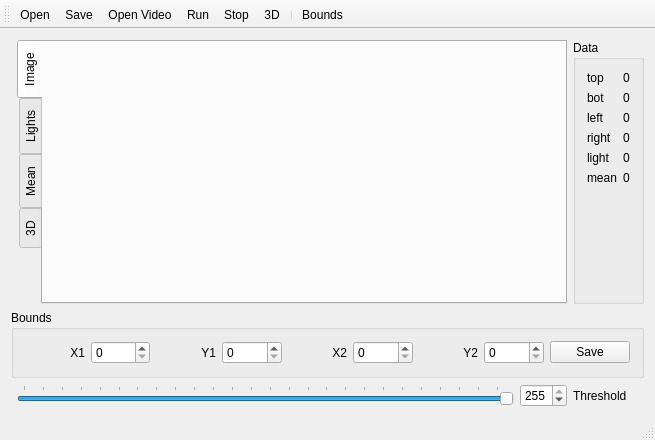
Old version of the form mainwindow.ui in the repository Abbath/R.
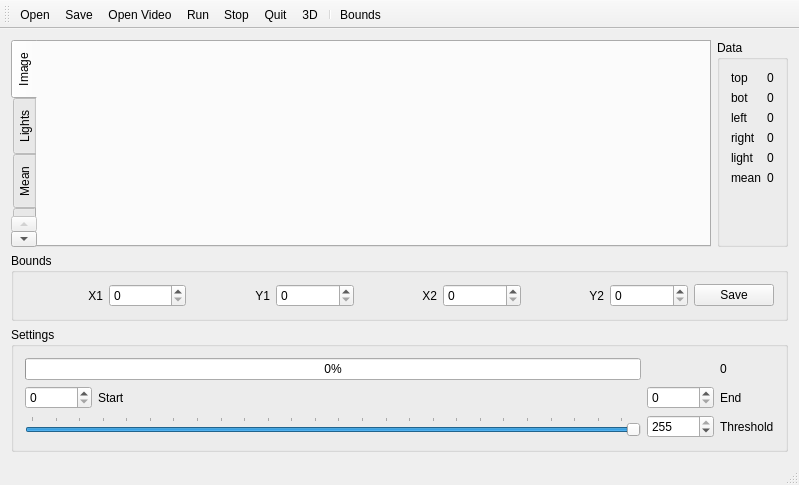
New version of the form. Custom widgets are drawn as their Qt base class.

Commit message: Progress bar. Range. Time info.

The edit to the form file:
```diff
--- a/mainwindow.ui
+++ b/mainwindow.ui
@@ -6,8 +6,8 @@
    <rect>
     <x>0</x>
     <y>0</y>
-    <width>655</width>
-    <height>440</height>
+    <width>799</width>
+    <height>485</height>
    </rect>
   </property>
   <property name="sizePolicy">
@@ -21,133 +21,13 @@
   </property>
   <widget class="QWidget" name="centralWidget">
    <layout class="QGridLayout" name="gridLayout">
-    <item row="2" column="1">
-     <widget class="QSlider" name="horizontalSlider">
-      <property name="maximum">
-       <number>255</number>
-      </property>
-      <property name="value">
-       <number>255</number>
-      </property>
-      <property name="orientation">
-       <enum>Qt::Horizontal</enum>
-      </property>
-      <property name="invertedAppearance">
-       <bool>false</bool>
-      </property>
-      <property name="invertedControls">
-       <bool>false</bool>
-      </property>
-      <property name="tickPosition">
-       <enum>QSlider::TicksAbove</enum>
-      </property>
-      <property name="tickInterval">
-       <number>10</number>
-      </property>
-     </widget>
-    </item>
-    <item row="2" column="2">
-     <widget class="QSpinBox" name="spinBox">
-      <property name="maximum">
-       <number>255</number>
-      </property>
-      <property name="value">
-       <number>255</number>
-      </property>
-     </widget>
-    </item>
-    <item row="1" column="0" colspan="4">
-     <widget class="QGroupBox" name="groupBox">
-      <property name="sizePolicy">
-       <sizepolicy hsizetype="Preferred" vsizetype="Maximum">
-        <horstretch>0</horstretch>
-        <verstretch>0</verstretch>
-       </sizepolicy>
-      </property>
-      <property name="title">
-       <string>Bounds</string>
-      </property>
-      <layout class="QHBoxLayout" name="horizontalLayout_2">
-       <item>
-        <widget class="QLabel" name="label">
-         <property name="text">
-          <string>X1</string>
-         </property>
-         <property name="alignment">
-          <set>Qt::AlignRight|Qt::AlignTrailing|Qt::AlignVCenter</set>
-         </property>
-        </widget>
-       </item>
-       <item>
-        <widget class="QSpinBox" name="spinBox_X1"/>
-       </item>
-       <item>
-        <widget class="QLabel" name="label_2">
-         <property name="text">
-          <string>Y1</string>
-         </property>
-         <property name="alignment">
-          <set>Qt::AlignRight|Qt::AlignTrailing|Qt::AlignVCenter</set>
-         </property>
-        </widget>
-       </item>
-       <item>
-        <widget class="QSpinBox" name="spinBox_Y1"/>
-       </item>
-       <item>
-        <widget class="QLabel" name="label_3">
-         <property name="text">
-          <string>X2</string>
-         </property>
-         <property name="alignment">
-          <set>Qt::AlignRight|Qt::AlignTrailing|Qt::AlignVCenter</set>
-         </property>
-        </widget>
-       </item>
-       <item>
-        <widget class="QSpinBox" name="spinBox_X2"/>
-       </item>
-       <item>
-        <widget class="QLabel" name="label_4">
-         <property name="text">
-          <string>Y2</string>
-         </property>
-         <property name="alignment">
-          <set>Qt::AlignRight|Qt::AlignTrailing|Qt::AlignVCenter</set>
-         </property>
-        </widget>
-       </item>
-       <item>
-        <widget class="QSpinBox" name="spinBox_Y2">
-         <property name="sizePolicy">
-          <sizepolicy hsizetype="Minimum" vsizetype="Fixed">
-           <horstretch>0</horstretch>
-           <verstretch>0</verstretch>
-          </sizepolicy>
-         </property>
-        </widget>
-       </item>
-       <item>
-        <widget class="QPushButton" name="pushButton">
-         <property name="text">
-          <string>Save</string>
-         </property>
-        </widget>
-       </item>
-      </layout>
-     </widget>
-    </item>
-    <item row="2" column="3">
-     <widget class="QLabel" name="label_15">
-      <property name="text">
-       <string>Threshold</string>
-      </property>
-     </widget>
-    </item>
-    <item row="0" column="1" colspan="2">
+    <item row="0" column="0">
      <widget class="QTabWidget" name="tabWidget">
+      <property name="enabled">
+       <bool>true</bool>
+      </property>
       <property name="sizePolicy">
-       <sizepolicy hsizetype="Expanding" vsizetype="Expanding">
+       <sizepolicy hsizetype="Minimum" vsizetype="Expanding">
         <horstretch>0</horstretch>
         <verstretch>0</verstretch>
        </sizepolicy>
@@ -200,10 +80,10 @@
       </widget>
      </widget>
     </item>
-    <item row="0" column="3">
+    <item row="0" column="1">
      <widget class="QGroupBox" name="groupBox_2">
       <property name="sizePolicy">
-       <sizepolicy hsizetype="Fixed" vsizetype="Preferred">
+       <sizepolicy hsizetype="Maximum" vsizetype="Preferred">
         <horstretch>0</horstretch>
         <verstretch>0</verstretch>
        </sizepolicy>
@@ -275,13 +155,6 @@
          </property>
         </widget>
        </item>
-       <item row="4" column="1">
-        <widget class="QLabel" name="label_light">
-         <property name="text">
-          <string>0</string>
-         </property>
-        </widget>
-       </item>
        <item row="5" column="0">
         <widget class="QLabel" name="label_7">
          <property name="text">
@@ -296,6 +169,217 @@
          </property>
         </widget>
        </item>
+       <item row="4" column="1">
+        <widget class="QLabel" name="label_light">
+         <property name="text">
+          <string>0</string>
+         </property>
+        </widget>
+       </item>
+      </layout>
+     </widget>
+    </item>
+    <item row="1" column="0" colspan="2">
+     <widget class="QGroupBox" name="groupBox">
+      <property name="sizePolicy">
+       <sizepolicy hsizetype="Preferred" vsizetype="Maximum">
+        <horstretch>0</horstretch>
+        <verstretch>0</verstretch>
+       </sizepolicy>
+      </property>
+      <property name="title">
+       <string>Bounds</string>
+      </property>
+      <layout class="QHBoxLayout" name="horizontalLayout_2">
+       <item>
+        <widget class="QLabel" name="label">
+         <property name="text">
+          <string>X1</string>
+         </property>
+         <property name="alignment">
+          <set>Qt::AlignRight|Qt::AlignTrailing|Qt::AlignVCenter</set>
+         </property>
+        </widget>
+       </item>
+       <item>
+        <widget class="QSpinBox" name="spinBox_X1"/>
+       </item>
+       <item>
+        <widget class="QLabel" name="label_2">
+         <property name="text">
+          <string>Y1</string>
+         </property>
+         <property name="alignment">
+          <set>Qt::AlignRight|Qt::AlignTrailing|Qt::AlignVCenter</set>
+         </property>
+        </widget>
+       </item>
+       <item>
+        <widget class="QSpinBox" name="spinBox_Y1"/>
+       </item>
+       <item>
+        <widget class="QLabel" name="label_3">
+         <property name="text">
+          <string>X2</string>
+         </property>
+         <property name="alignment">
+          <set>Qt::AlignRight|Qt::AlignTrailing|Qt::AlignVCenter</set>
+         </property>
+        </widget>
+       </item>
+       <item>
+        <widget class="QSpinBox" name="spinBox_X2"/>
+       </item>
+       <item>
+        <widget class="QLabel" name="label_4">
+         <property name="text">
+          <string>Y2</string>
+         </property>
+         <property name="alignment">
+          <set>Qt::AlignRight|Qt::AlignTrailing|Qt::AlignVCenter</set>
+         </property>
+        </widget>
+       </item>
+       <item>
+        <widget class="QSpinBox" name="spinBox_Y2">
+         <property name="sizePolicy">
+          <sizepolicy hsizetype="Minimum" vsizetype="Fixed">
+           <horstretch>0</horstretch>
+           <verstretch>0</verstretch>
+          </sizepolicy>
+         </property>
+        </widget>
+       </item>
+       <item>
+        <widget class="QPushButton" name="pushButton">
+         <property name="text">
+          <string>Save</string>
+         </property>
+        </widget>
+       </item>
+      </layout>
+     </widget>
+    </item>
+    <item row="3" column="0" colspan="2">
+     <widget class="QGroupBox" name="groupBox_3">
+      <property name="title">
+       <string>Settings</string>
+      </property>
+      <layout class="QGridLayout" name="gridLayout_6">
+       <item row="2" column="5">
+        <widget class="QLabel" name="label_15">
+         <property name="text">
+          <string>Threshold</string>
+         </property>
+        </widget>
+       </item>
+       <item row="1" column="4">
+        <widget class="QSpinBox" name="spinBox_3">
+         <property name="sizePolicy">
+          <sizepolicy hsizetype="Maximum" vsizetype="Fixed">
+           <horstretch>0</horstretch>
+           <verstretch>0</verstretch>
+          </sizepolicy>
+         </property>
+         <property name="maximum">
+          <number>100000000</number>
+         </property>
+        </widget>
+       </item>
+       <item row="1" column="0">
+        <widget class="QSpinBox" name="spinBox_2">
+         <property name="sizePolicy">
+          <sizepolicy hsizetype="Maximum" vsizetype="Fixed">
+           <horstretch>0</horstretch>
+           <verstretch>0</verstretch>
+          </sizepolicy>
+         </property>
+         <property name="maximum">
+          <number>100000000</number>
+         </property>
+        </widget>
+       </item>
+       <item row="0" column="0" colspan="4">
+        <widget class="QProgressBar" name="progressBar">
+         <property name="value">
+          <number>0</number>
+         </property>
+        </widget>
+       </item>
+       <item row="1" column="5">
+        <widget class="QLabel" name="label_12">
+         <property name="sizePolicy">
+          <sizepolicy hsizetype="Maximum" vsizetype="Preferred">
+           <horstretch>0</horstretch>
+           <verstretch>0</verstretch>
+          </sizepolicy>
+         </property>
+         <property name="text">
+          <string>End</string>
+         </property>
+        </widget>
+       </item>
+       <item row="0" column="5">
+        <widget class="QLabel" name="label_8">
+         <property name="sizePolicy">
+          <sizepolicy hsizetype="Maximum" vsizetype="Preferred">
+           <horstretch>0</horstretch>
+           <verstretch>0</verstretch>
+          </sizepolicy>
+         </property>
+         <property name="text">
+          <string>0</string>
+         </property>
+        </widget>
+       </item>
+       <item row="1" column="1">
+        <widget class="QLabel" name="label_10">
+         <property name="sizePolicy">
+          <sizepolicy hsizetype="Maximum" vsizetype="Preferred">
+           <horstretch>0</horstretch>
+           <verstretch>0</verstretch>
+          </sizepolicy>
+         </property>
+         <property name="text">
+          <string>Start</string>
+         </property>
+        </widget>
+       </item>
+       <item row="2" column="4">
+        <widget class="QSpinBox" name="spinBox">
+         <property name="maximum">
+          <number>255</number>
+         </property>
+         <property name="value">
+          <number>255</number>
+         </property>
+        </widget>
+       </item>
+       <item row="2" column="0" colspan="4">
+        <widget class="QSlider" name="horizontalSlider">
+         <property name="maximum">
+          <number>255</number>
+         </property>
+         <property name="value">
+          <number>255</number>
+         </property>
+         <property name="orientation">
+          <enum>Qt::Horizontal</enum>
+         </property>
+         <property name="invertedAppearance">
+          <bool>false</bool>
+         </property>
+         <property name="invertedControls">
+          <bool>false</bool>
+         </property>
+         <property name="tickPosition">
+          <enum>QSlider::TicksAbove</enum>
+         </property>
+         <property name="tickInterval">
+          <number>10</number>
+         </property>
+        </widget>
+       </item>
       </layout>
      </widget>
     </item>
@@ -306,7 +390,7 @@
     <rect>
      <x>0</x>
      <y>0</y>
-     <width>655</width>
+     <width>799</width>
      <height>20</height>
     </rect>
    </property>
@@ -323,6 +407,7 @@
    <addaction name="actionOpen_Video"/>
    <addaction name="actionRun"/>
    <addaction name="actionStop"/>
+   <addaction name="actionQuit"/>
    <addaction name="action3D"/>
    <addaction name="separator"/>
    <addaction name="actionSetup"/>
@@ -402,6 +487,14 @@
     <string>Ctrl+T</string>
    </property>
   </action>
+  <action name="actionQuit">
+   <property name="text">
+    <string>Quit</string>
+   </property>
+   <property name="shortcut">
+    <string>Alt+X</string>
+   </property>
+  </action>
  </widget>
  <layoutdefault spacing="6" margin="11"/>
  <customwidgets>
```
The commit also changes 6 other files.
